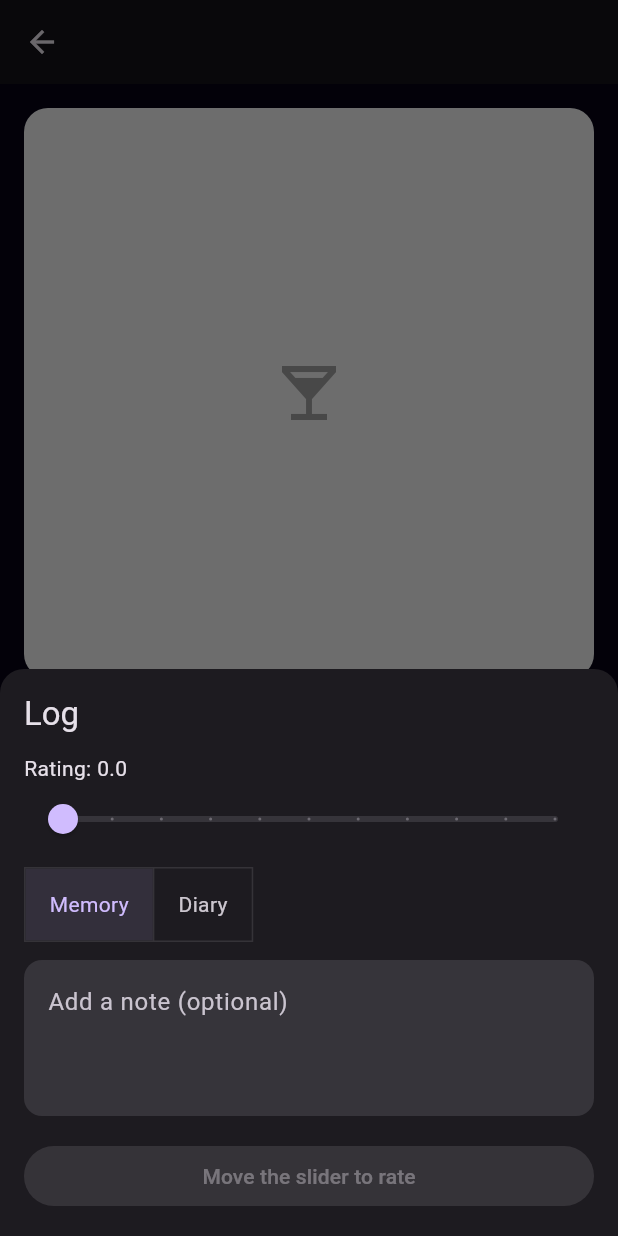
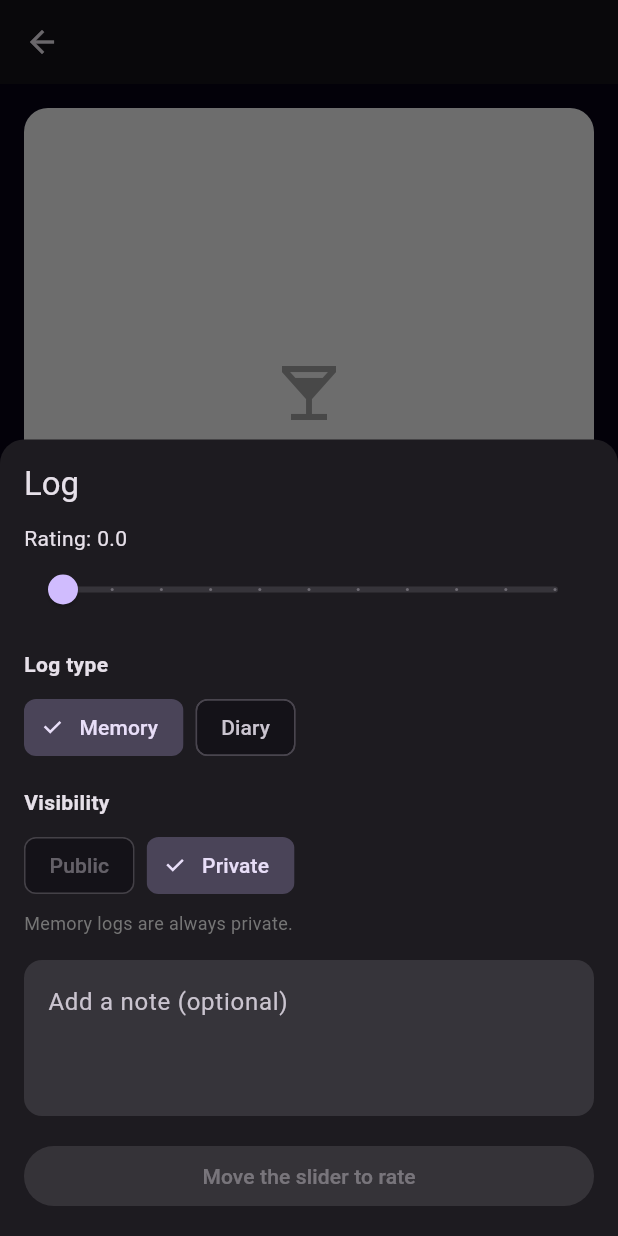
Before and after one commit to ictinus0222/DrunkDiary, a Flutter app: the AlcoholDetailScreen screen opened directly with empty values, after a tap on "Log this drink", on a phone screen of 412 x 824 dp. Run offline on Flutter 3.47's test engine with Material 3 defaults, Android fonts, the phone set to English and light mode, and no system bars; our stand-ins replace cloud_firestore, firebase_auth, firebase_core, google_sign_in, timeago; accounts and stored records are empty.

Commit message:
feat: Show Logs on Alcohol Detail Page (#37)

```diff
--- a/lib/features/alcohol/screens/alcohol_detail_screen.dart
+++ b/lib/features/alcohol/screens/alcohol_detail_screen.dart
@@ -2,10 +2,12 @@ import 'package:cloud_firestore/cloud_firestore.dart';
 import 'package:firebase_auth/firebase_auth.dart';
 import 'package:flutter/material.dart';
 
+import '../../drink_logs/repositories/drink_log_repository.dart';
 import '../models/alcohol_model.dart';
 import '../../drink_logs/models/drink_log_model.dart';
 import '../../drink_logs/widgets/create_log_bottom_sheet.dart';
 import '../../drink_logs/widgets/drink_log_card.dart';
+import '../widgets/public_log_tile.dart';
 
 class AlcoholDetailScreen extends StatelessWidget {
   final AlcoholModel alcohol;
@@ -73,6 +75,45 @@ class AlcoholDetailScreen extends StatelessWidget {
               const SizedBox(height: 8),
 
               ...logs.map((log) => DrinkLogCard(log: log)),
+
+              const SizedBox(height: 24),
+              Text(
+                'Community',
+                style: Theme.of(context).textTheme.titleMedium,
+              ),
+              const SizedBox(height: 8),
+
+              FutureBuilder<List<DrinkLogModel>>(
+                future: fetchPublicLogsForAlcohol(alcohol.id),
+                builder: (context, snapshot) {
+                  if (snapshot.connectionState == ConnectionState.waiting) {
+                    return const Padding(
+                      padding: EdgeInsets.all(16),
+                      child: CircularProgressIndicator(),
+                    );
+                  }
+
+                  if (!snapshot.hasData || snapshot.data!.isEmpty) {
+                    return Padding(
+                      padding: const EdgeInsets.all(16),
+                      child: Text(
+                        'No public logs yet. Be the first to log this drink.',
+                        style: TextStyle(color: Colors.grey.shade600),
+                      ),
+                    );
+                  }
+
+                  final logs = snapshot.data!;
+
+                  return Column(
+                    children: logs.map((log) {
+                      return PublicLogTile(log: log);
+                    }).toList(),
+                  );
+                },
+              ),
+
+
             ],
           );
         },
--- a/lib/features/drink_logs/models/drink_log_model.dart
+++ b/lib/features/drink_logs/models/drink_log_model.dart
@@ -13,7 +13,7 @@ class DrinkLogModel {
   final double rating;
   final String? note;
 
-  final String logType;        // diary | memory
+  final String logType;        // diary | log
   final String visibility;     // private | public
 
   final DateTime createdAt;
--- a/lib/features/drink_logs/repositories/drink_log_repository.dart
+++ b/lib/features/drink_logs/repositories/drink_log_repository.dart
@@ -34,3 +34,19 @@ class DrinkLogRepository {
         .toList();
   }
 }
+  // 🌍 Public logs for Alcohol Detail Page
+Future<List<DrinkLogModel>> fetchPublicLogsForAlcohol(
+    String alcoholId,
+    ) async {
+  final snapshot = await FirebaseFirestore.instance
+      .collection('drink_logs')
+      .where('alcoholId', isEqualTo: alcoholId)
+      .where('visibility', isEqualTo: 'public')
+      .orderBy('createdAt', descending: true)
+      .limit(10)
+      .get();
+
+  return snapshot.docs
+      .map((doc) => DrinkLogModel.fromFirestore(doc))
+      .toList();
+}
--- a/lib/features/drink_logs/widgets/create_log_bottom_sheet.dart
+++ b/lib/features/drink_logs/widgets/create_log_bottom_sheet.dart
@@ -1,6 +1,5 @@
 import 'package:cloud_firestore/cloud_firestore.dart';
 import 'package:firebase_auth/firebase_auth.dart';
-import 'package:flutter/cupertino.dart';
 import 'package:flutter/material.dart';
 
 import '../../alcohol/models/alcohol_model.dart';
@@ -17,7 +16,10 @@ class CreateLogBottomSheet extends StatefulWidget {
 class _CreateLogBottomSheetState extends State<CreateLogBottomSheet> {
   double rating = 0;
   bool hasRated = false;
+
   String logType = 'memory';
+  String visibility = 'private';
+
   final TextEditingController reviewController = TextEditingController();
   bool isSaving = false;
 
@@ -38,7 +40,7 @@ class _CreateLogBottomSheetState extends State<CreateLogBottomSheet> {
           ? reviewController.text
           : null,
       logType: logType,
-      visibility: logType == 'memory' ? 'private' : 'public',
+      visibility: visibility,
       createdAt: DateTime.now(),
       consumedAt: logType == 'diary' ? DateTime.now() : null,
     );
@@ -52,7 +54,9 @@ class _CreateLogBottomSheetState extends State<CreateLogBottomSheet> {
     } catch (e) {
       if (mounted) {
         ScaffoldMessenger.of(context).showSnackBar(
-          const SnackBar(content: Text("Could not save log. Please try again.")),
+          const SnackBar(
+            content: Text('Could not save log. Please try again.'),
+          ),
         );
       }
     } finally {
@@ -69,7 +73,12 @@ class _CreateLogBottomSheetState extends State<CreateLogBottomSheet> {
   @override
   Widget build(BuildContext context) {
     return Padding(
-      padding: EdgeInsets.fromLTRB(16, 16, 16, MediaQuery.of(context).viewInsets.bottom + 16,),
+      padding: EdgeInsets.fromLTRB(
+        16,
+        16,
+        16,
+        MediaQuery.of(context).viewInsets.bottom + 16,
+      ),
       child: Column(
         mainAxisSize: MainAxisSize.min,
         crossAxisAlignment: CrossAxisAlignment.start,
@@ -95,31 +104,96 @@ class _CreateLogBottomSheetState extends State<CreateLogBottomSheet> {
             },
           ),
 
+          const SizedBox(height: 16),
+
+          // --------------------
+          // LOG TYPE (CHOICE CHIPS)
+          // --------------------
+          const Text(
+            'Log type',
+            style: TextStyle(fontWeight: FontWeight.w600),
+          ),
+
           const SizedBox(height: 8),
 
-          ToggleButtons(
-            isSelected: [
-              logType == 'memory',
-              logType == 'diary',
-            ],
-            onPressed: (index) {
-              setState(() {
-                logType = index == 0 ? 'memory' : 'diary';
-              });
-            },
-            children: const [
-              Padding(
-                padding: EdgeInsets.symmetric(horizontal: 16),
-                child: Text('Memory'),
+          Row(
+            children: [
+              ChoiceChip(
+                label: const Text('Memory'),
+                selected: logType == 'memory',
+                onSelected: (_) {
+                  setState(() {
+                    logType = 'memory';
+                    visibility = 'private'; // enforce rule
+                  });
+                },
               ),
-              Padding(
-                padding: EdgeInsets.symmetric(horizontal: 16),
-                child: Text('Diary'),
+              const SizedBox(width: 8),
+              ChoiceChip(
+                label: const Text('Diary'),
+                selected: logType == 'diary',
+                onSelected: (_) {
+                  setState(() {
+                    logType = 'diary';
+                  });
+                },
               ),
             ],
           ),
 
-          const SizedBox(height: 12),
+          const SizedBox(height: 16),
+
+          // --------------------
+          // VISIBILITY (CHOICE CHIPS)
+          // --------------------
+          const Text(
+            'Visibility',
+            style: TextStyle(fontWeight: FontWeight.w600),
+          ),
+
+          const SizedBox(height: 8),
+
+          Row(
+            children: [
+              ChoiceChip(
+                label: const Text('Public'),
+                selected: visibility == 'public',
+                onSelected: logType == 'diary'
+                    ? (_) {
+                  setState(() {
+                    visibility = 'public';
+                  });
+                }
+                    : null,
+              ),
+              const SizedBox(width: 8),
+              ChoiceChip(
+                label: const Text('Private'),
+                selected: visibility == 'private',
+                onSelected: (_) {
+                  setState(() {
+                    visibility = 'private';
+                  });
+                },
+              ),
+            ],
+          ),
+
+          const SizedBox(height: 6),
+
+          Text(
+            logType == 'memory'
+                ? 'Memory logs are always private.'
+                : visibility == 'public'
+                ? 'This log will be visible to others on this drink.'
+                : 'Only you can see this log.',
+            style: TextStyle(
+              fontSize: 12,
+              color: Colors.grey.shade600,
+            ),
+          ),
+
+          const SizedBox(height: 16),
 
           TextField(
             controller: reviewController,
@@ -153,7 +227,6 @@ class _CreateLogBottomSheetState extends State<CreateLogBottomSheet> {
                     : 'Move the slider to rate',
               ),
             ),
-
           ),
         ],
       ),
--- a/lib/features/drink_logs/widgets/log_detail_bottom_sheet.dart
+++ b/lib/features/drink_logs/widgets/log_detail_bottom_sheet.dart
@@ -1,15 +1,55 @@
 import 'package:flutter/material.dart';
 import 'package:intl/intl.dart';
+import 'package:cloud_firestore/cloud_firestore.dart';
 
 import '../models/drink_log_model.dart';
 
-class LogDetailBottomSheet extends StatelessWidget {
+class LogDetailBottomSheet extends StatefulWidget {
   final DrinkLogModel log;
 
   const LogDetailBottomSheet({
     super.key,
     required this.log,
   });
+
+  @override
+  State<LogDetailBottomSheet> createState() =>
+      _LogDetailBottomSheetState();
+}
+
+class _LogDetailBottomSheetState extends State<LogDetailBottomSheet> {
+  late String visibility;
+  bool isUpdating = false;
+
+  @override
+  void initState() {
+    super.initState();
+    visibility = widget.log.visibility;
+  }
+
+  Future<void> _updateVisibility(String value) async {
+    if (value == visibility) return;
+
+    setState(() {
+      visibility = value;
+      isUpdating = true;
+    });
+
+    try {
+      await FirebaseFirestore.instance
+          .collection('drink_logs')
+          .doc(widget.log.id)
+          .update({
+        'visibility': value,
+      });
+    } finally {
+      if (mounted) {
+        setState(() {
+          isUpdating = false;
+        });
+      }
+    }
+  }
 
   @override
   Widget build(BuildContext context) {
@@ -25,7 +65,7 @@ class LogDetailBottomSheet extends StatelessWidget {
   }
 
   Widget _buildContentByLogType() {
-    switch (log.logType) {
+    switch (widget.log.logType) {
       case 'memory':
         return _memoryDetail();
       case 'diary':
@@ -34,13 +74,16 @@ class LogDetailBottomSheet extends StatelessWidget {
     }
   }
 
+  // =======================
+  // DIARY LOG DETAIL
+  // =======================
   Widget _diaryDetail() {
     return Column(
       mainAxisSize: MainAxisSize.min,
       crossAxisAlignment: CrossAxisAlignment.start,
       children: [
         Text(
-          log.alcoholName,
+          widget.log.alcoholName,
           style: const TextStyle(
             fontSize: 22,
             fontWeight: FontWeight.bold,
@@ -50,7 +93,7 @@ class LogDetailBottomSheet extends StatelessWidget {
         const SizedBox(height: 4),
 
         Text(
-          log.alcoholType,
+          widget.log.alcoholType,
           style: const TextStyle(color: Colors.grey),
         ),
 
@@ -61,7 +104,7 @@ class LogDetailBottomSheet extends StatelessWidget {
             const Icon(Icons.star, size: 22),
             const SizedBox(width: 6),
             Text(
-              log.rating.toStringAsFixed(1),
+              widget.log.rating.toStringAsFixed(1),
               style: const TextStyle(
                 fontSize: 20,
                 fontWeight: FontWeight.bold,
@@ -72,9 +115,9 @@ class LogDetailBottomSheet extends StatelessWidget {
 
         const SizedBox(height: 16),
 
-        if (log.note != null && log.note!.isNotEmpty)
+        if (widget.log.note != null && widget.log.note!.isNotEmpty)
           Text(
-            log.note!,
+            widget.log.note!,
             style: const TextStyle(
               fontSize: 16,
               fontStyle: FontStyle.italic,
@@ -83,18 +126,25 @@ class LogDetailBottomSheet extends StatelessWidget {
 
         const SizedBox(height: 24),
 
+        _visibilityToggle(),
+
+        const SizedBox(height: 24),
+
         _timestamp(),
       ],
     );
   }
 
+  // =======================
+  // MEMORY LOG DETAIL
+  // =======================
   Widget _memoryDetail() {
     return Column(
       mainAxisSize: MainAxisSize.min,
       crossAxisAlignment: CrossAxisAlignment.start,
       children: [
         Text(
-          'You rated ${log.alcoholName}',
+          'You rated ${widget.log.alcoholName}',
           style: const TextStyle(
             fontSize: 20,
             fontWeight: FontWeight.w600,
@@ -108,7 +158,7 @@ class LogDetailBottomSheet extends StatelessWidget {
             const Icon(Icons.star, size: 24),
             const SizedBox(width: 6),
             Text(
-              log.rating.toStringAsFixed(1),
+              widget.log.rating.toStringAsFixed(1),
               style: const TextStyle(
                 fontSize: 22,
                 fontWeight: FontWeight.bold,
@@ -119,9 +169,9 @@ class LogDetailBottomSheet extends StatelessWidget {
 
         const SizedBox(height: 20),
 
-        if (log.note != null && log.note!.isNotEmpty)
+        if (widget.log.note != null && widget.log.note!.isNotEmpty)
           Text(
-            log.note!,
+            widget.log.note!,
             style: const TextStyle(
               fontSize: 16,
               fontStyle: FontStyle.italic,
@@ -130,17 +180,76 @@ class LogDetailBottomSheet extends StatelessWidget {
 
         const SizedBox(height: 24),
 
+        _visibilityToggle(),
+
+        const SizedBox(height: 24),
+
         _timestamp(),
       ],
     );
   }
 
+  // =======================
+  // VISIBILITY TOGGLE
+  // =======================
+  Widget _visibilityToggle() {
+    return Column(
+      crossAxisAlignment: CrossAxisAlignment.start,
+      children: [
+        const Text(
+          'Visibility',
+          style: TextStyle(fontWeight: FontWeight.w600),
+        ),
+
+        const SizedBox(height: 8),
+
+        Row(
+          children: [
+            ChoiceChip(
+              label: const Text('Public'),
+              selected: visibility == 'public',
+              onSelected: isUpdating
+                  ? null
+                  : (_) => _updateVisibility('public'),
+            ),
+            const SizedBox(width: 8),
+            ChoiceChip(
+              label: const Text('Private'),
+              selected: visibility == 'private',
+              onSelected: isUpdating
+                  ? null
+                  : (_) => _updateVisibility('private'),
+            ),
+          ],
+        ),
+
+        const SizedBox(height: 6),
+
+        Text(
+          visibility == 'public'
+              ? 'This log is visible to others on this drink.'
+              : 'Only you can see this log.',
+          style: TextStyle(
+            fontSize: 12,
+            color: Colors.grey.shade600,
+          ),
+        ),
+      ],
+    );
+  }
+
+  // =======================
+  // TIMESTAMP
+  // =======================
   Widget _timestamp() {
     final formatter = DateFormat('dd MMM yyyy • hh:mm a');
 
     return Text(
-      'Logged on ${formatter.format(log.createdAt)}',
-      style: const TextStyle(color: Colors.grey, fontSize: 12),
+      'Logged on ${formatter.format(widget.log.createdAt)}',
+      style: const TextStyle(
+        color: Colors.grey,
+        fontSize: 12,
+      ),
     );
   }
 }
```
Also changed, not shown: lib/features/alcohol/widgets/public_log_tile.dart (added, +45 -0 lines).
